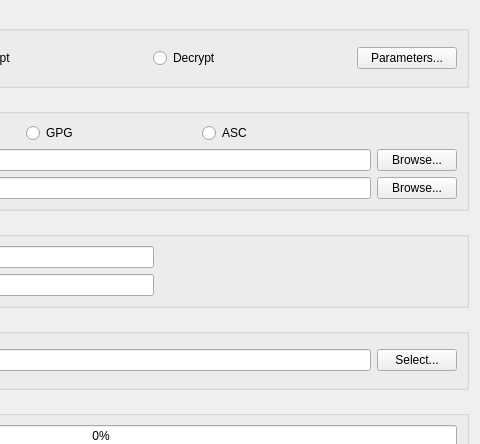
The window that qt_ui/file_encryption_dialog.ui (evpo/EncryptPad) describes before a commit, drawn with Qt 5; both pictures show x 278 to 758 and y 0 to 444 of the 758 by 526 pixel window.
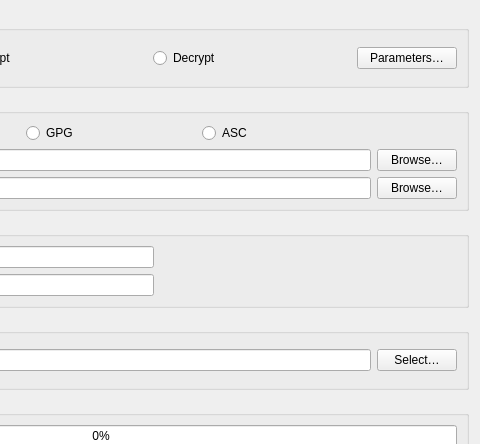
The same window after the commit.

Diff of the .ui file:
```diff
--- a/qt_ui/file_encryption_dialog.ui
+++ b/qt_ui/file_encryption_dialog.ui
@@ -125,14 +125,14 @@
         <item row="1" column="2">
          <widget class="QPushButton" name="uiInputBrowse">
           <property name="text">
-           <string>Browse...</string>
+           <string>Browse…</string>
           </property>
          </widget>
         </item>
         <item row="2" column="2">
          <widget class="QPushButton" name="uiOutputBrowse">
           <property name="text">
-           <string>Browse...</string>
+           <string>Browse…</string>
           </property>
          </widget>
         </item>
@@ -251,7 +251,7 @@
         <item row="0" column="2">
          <widget class="QPushButton" name="uiSelectKeyFile">
           <property name="text">
-           <string>Select...</string>
+           <string>Select…</string>
           </property>
          </widget>
         </item>
@@ -353,7 +353,7 @@
            </size>
           </property>
           <property name="text">
-           <string>Parameters...</string>
+           <string>Parameters…</string>
           </property>
          </widget>
         </item>
```
